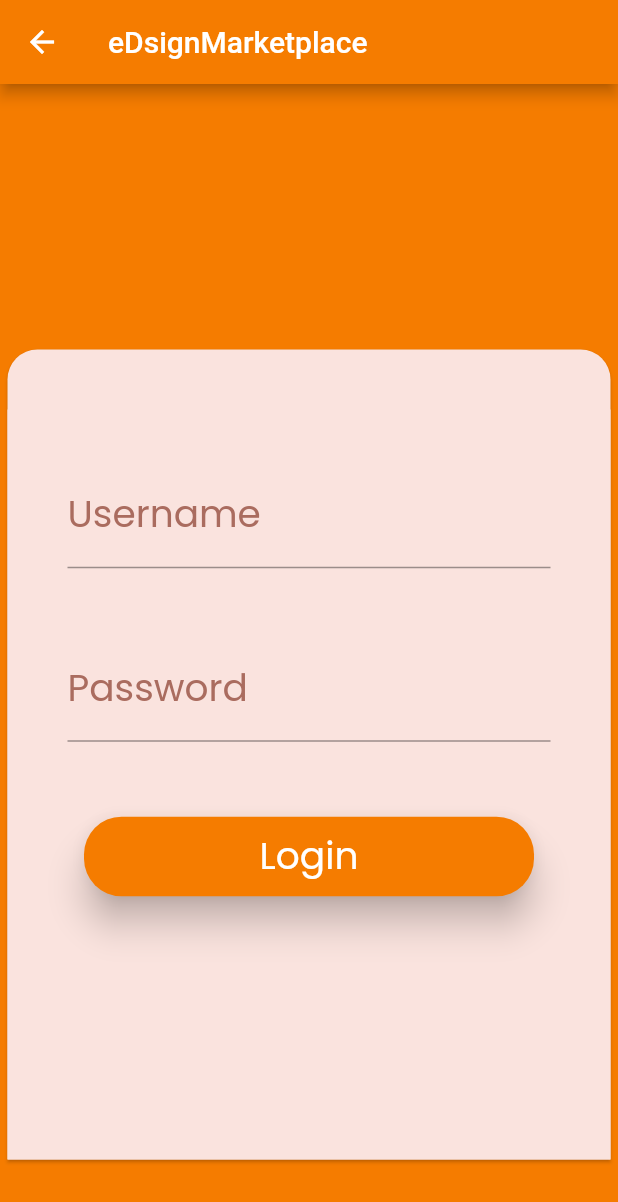
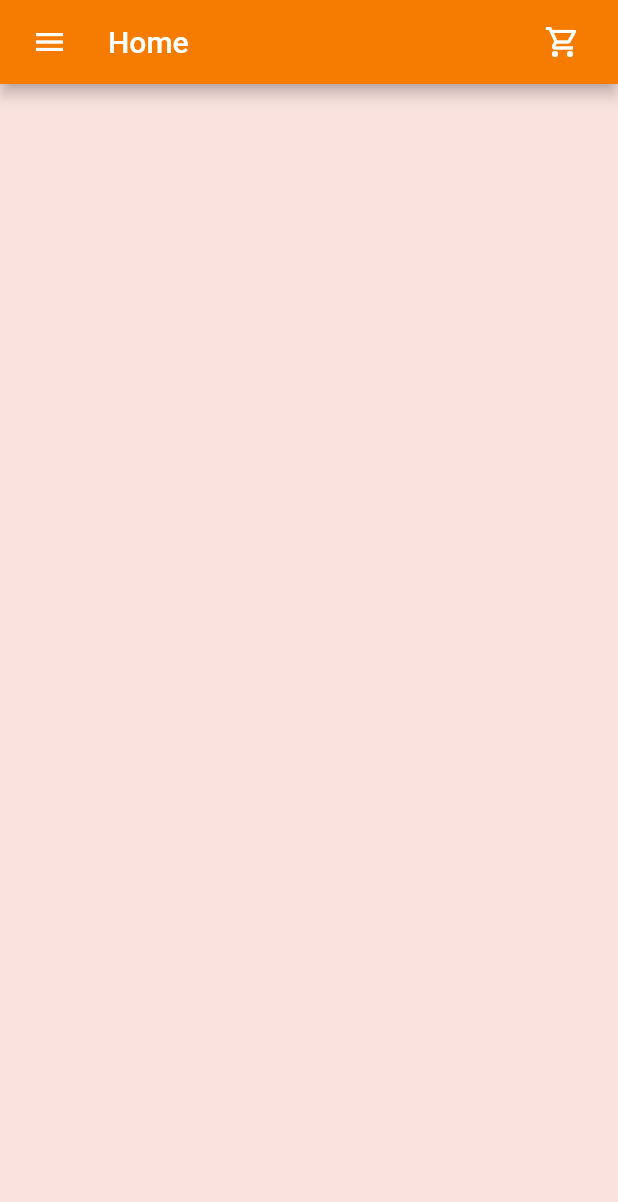
Before and after one commit to SahanyaHebbar/eDesignMarketplace, a Flutter app: the screen it shows after launch, after a tap on "Login", on a phone screen of 412 x 824 dp. Shown: the top 1202 px of the screen. Run offline on Flutter 3.47's test engine with Material 2 defaults, Android fonts, the phone set to English and light mode, and no system bars.

```diff
--- /dev/null
+++ b/lib/homepage.dart
@@ -0,0 +1,33 @@
+import 'package:flutter/material.dart';
+
+class HomePage extends StatefulWidget {
+  @override
+  _HomePageState createState() => _HomePageState();
+}
+
+class _HomePageState extends State<HomePage> {
+  @override
+  Widget build(BuildContext context) {
+    return Scaffold(
+      backgroundColor: Color(0xFFFAE3DE),
+      appBar: AppBar(
+        backgroundColor: Colors.orange[700],
+        leading: Padding(
+          padding: const EdgeInsets.only(left: 10.0),
+          child: Icon(
+            Icons.menu_outlined,
+          ),
+        ),
+        title: Text('Home'),
+        actions: [
+          Padding(
+            padding: const EdgeInsets.only(right: 25.0),
+            child: Icon(
+              Icons.shopping_cart_outlined,
+            ),
+          ),
+        ],
+      ),
+    );
+  }
+}
--- a/lib/loginpage.dart
+++ b/lib/loginpage.dart
@@ -54,7 +54,7 @@ class _LoginPageState extends State<LoginPage> {
                         WPRaisedButton(
                           buttonTitle: "Login",
                           onPressed: () =>
-                              Navigator.pushNamed(context, '/homepage'),
+                              Navigator.popAndPushNamed(context, '/homepage'),
                         ),
                       ],
                     ),
--- a/lib/main.dart
+++ b/lib/main.dart
@@ -1,6 +1,7 @@
 import 'package:flutter/material.dart';
 import 'splashScreen.dart';
 import 'loginpage.dart';
+import 'homepage.dart';
 
 void main() {
   runApp(MyApp());
@@ -13,7 +14,7 @@ class MyApp extends StatelessWidget {
       home: SplashScreen(),
       routes: {
         '/welcomepage': (context) => LoginPage(),
-        '/homepage': (context) => LoginPage(),
+        '/homepage': (context) => HomePage(),
       },
     );
   }
--- a/lib/splashScreen.dart
+++ b/lib/splashScreen.dart
@@ -19,7 +19,7 @@ class _SplashScreenState extends State<SplashScreen> {
   }
 
   route() {
-    Navigator.pushNamed(context, '/welcomepage');
+    Navigator.popAndPushNamed(context, '/welcomepage');
   }
 
   Widget build(BuildContext context) {
```
